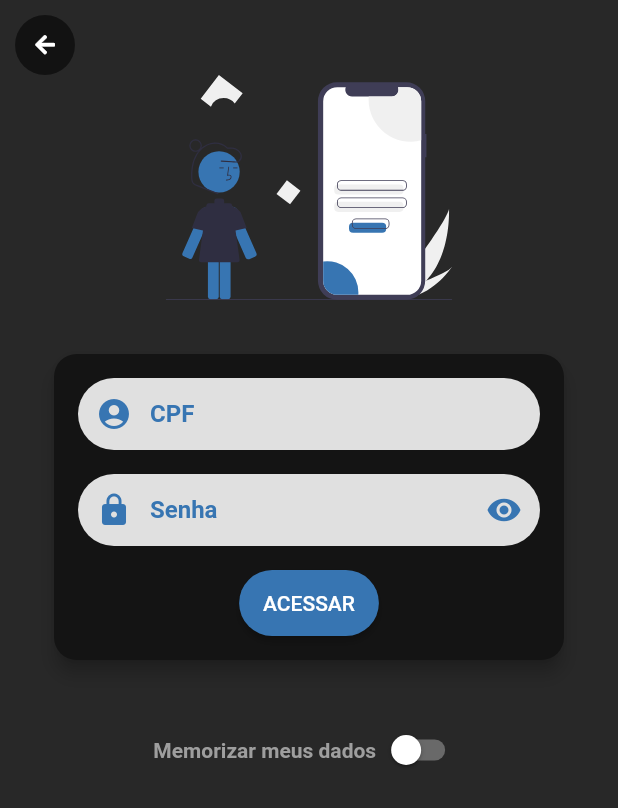
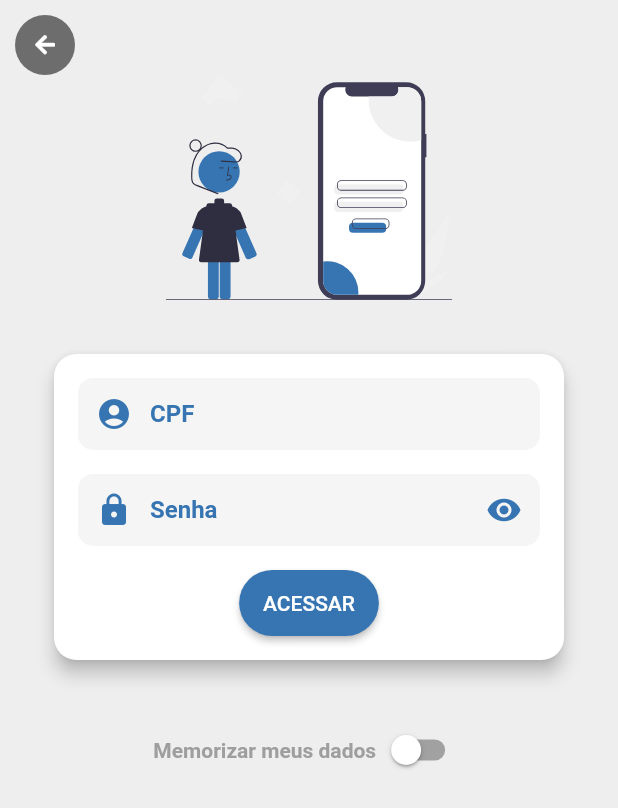
Before and after one commit to rudineizilio/BuscaBus-app, a Flutter app: the screen it shows after launch, after a tap on the "menu" icon, after a tap on "Motorista", on a phone screen of 412 x 824 dp. Shown: the top 808 px of the screen. Run offline on Flutter 3.47's test engine with Material 2 defaults, Android fonts, the phone set to English and light mode, and no system bars; our stand-ins replace cloud_firestore, firebase_core, flutter_mobx, flutter_svg, font_awesome_flutter, geolocator and 3 more; missing offline and left inert: day_night_switcher; accounts and stored records are empty; generated files the repository leaves out were written again.

Commit message:
Altera tema

```diff
--- a/lib/main.dart
+++ b/lib/main.dart
@@ -1,6 +1,5 @@
 import 'package:buscabus/controllers/driver/driver_controller.dart';
 import 'package:buscabus/controllers/login/login_controller.dart';
-import 'package:buscabus/controllers/theme/custom_theme_controller.dart';
 import 'package:buscabus/screens/home/index.dart';
 import 'package:firebase_core/firebase_core.dart';
 import 'package:flutter/material.dart';
@@ -24,9 +23,6 @@ void main() async {
         Provider<DriverController>(
           create: (_) => DriverController(),
         ),
-        Provider<CustomThemeController>(
-          create: (_) => CustomThemeController(),
-        ),
       ],
       child: MyApp(),
     ),
@@ -39,15 +35,6 @@ class MyApp extends StatefulWidget {
 }
 
 class _MyAppState extends State<MyApp> {
-  CustomThemeController _customThemeController;
-
-  @override
-  void didChangeDependencies() {
-    _customThemeController = Provider.of<CustomThemeController>(context);
-
-    super.didChangeDependencies();
-  }
-
   @override
   Widget build(BuildContext context) {
     SystemChrome.setPreferredOrientations([
@@ -57,24 +44,23 @@ class _MyAppState extends State<MyApp> {
 
     return MaterialApp(
       title: 'BuscaBus',
-      // theme: _customThemeController.customTheme,
       theme: ThemeData(
-          brightness: Brightness.dark,
-          primaryColor: Color.fromRGBO(20, 20, 20, 1),
-          backgroundColor: Color.fromRGBO(40, 40, 40, 1),
+        brightness: Brightness.light,
+        backgroundColor: Colors.white,
+        primaryColor: Color.fromRGBO(55, 117, 178, 1),
         accentColor: Color.fromRGBO(55, 117, 178, 1),
-          scaffoldBackgroundColor: Color.fromRGBO(20, 20, 20, 1),
+        scaffoldBackgroundColor: Colors.grey[200],
         visualDensity: VisualDensity.adaptivePlatformDensity,
-          dividerColor: Color.fromRGBO(55, 117, 178, 1),
+        dividerColor: Colors.grey[800],
         appBarTheme: AppBarTheme(
-            color: Color.fromRGBO(20, 20, 20, 1),
-            elevation: 3,
+          color: Colors.white,
+          elevation: 2,
           iconTheme: IconThemeData(
-              color: Color.fromRGBO(55, 117, 178, 1),
+            color: Colors.grey[800],
           ),
           textTheme: TextTheme(
             title: TextStyle(
-                color: Colors.grey[300],
+              color: Colors.grey[800],
               fontSize: 20,
             ),
           ),
--- a/lib/screens/company/index.dart
+++ b/lib/screens/company/index.dart
@@ -26,7 +26,7 @@ class _CompanyScreenState extends State<CompanyScreen> {
   @override
   Widget build(BuildContext context) {
     return Scaffold(
-      backgroundColor: Theme.of(context).backgroundColor,
+      backgroundColor: Theme.of(context).scaffoldBackgroundColor,
       appBar: DefaultAppBar(
         title: 'Empresa',
         automaticallyImplyLeading: false,
@@ -35,7 +35,6 @@ class _CompanyScreenState extends State<CompanyScreen> {
             tooltip: 'Sair',
             icon: FaIcon(
               FontAwesomeIcons.signOutAlt,
-              color: Theme.of(context).accentColor,
               size: 20,
             ),
             onPressed: () {
--- a/lib/screens/home/index.dart
+++ b/lib/screens/home/index.dart
@@ -1,6 +1,5 @@
 import 'package:buscabus/controllers/login/login_controller.dart';
 import 'package:buscabus/controllers/map/map_controller.dart';
-import 'package:buscabus/controllers/theme/custom_theme_controller.dart';
 import 'package:buscabus/screens/login/index.dart';
 import 'package:buscabus/widgets/default_appBar.dart';
 import 'package:cloud_firestore/cloud_firestore.dart';
@@ -12,8 +11,6 @@ import 'package:flutter_svg/flutter_svg.dart';
 import 'package:font_awesome_flutter/font_awesome_flutter.dart';
 import 'package:google_maps_flutter/google_maps_flutter.dart';
 import 'package:provider/provider.dart';
-import 'package:flutter/services.dart' show rootBundle;
-import 'package:sliding_up_panel/sliding_up_panel.dart';
 
 class HomeScreen extends StatefulWidget {
   @override
@@ -26,18 +23,12 @@ class _HomeScreenState extends State<HomeScreen> {
   GoogleMapController _googleMapController;
   LoginController _loginController;
   BorderRadiusGeometry _radius;
-  CustomThemeController _customThemeController;
 
   @override
   void didChangeDependencies() {
     _mapController = Provider.of<MapController>(context);
     _mapController.getPosition();
     _loginController = Provider.of<LoginController>(context);
-    _customThemeController = Provider.of<CustomThemeController>(context);
-
-    rootBundle.loadString('lib/assets/txt/map_style.txt').then((string) {
-      _mapStyle = string;
-    });
 
     super.didChangeDependencies();
   }
@@ -45,12 +36,12 @@ class _HomeScreenState extends State<HomeScreen> {
   @override
   Widget build(BuildContext context) {
     _radius = BorderRadius.only(
-      topLeft: Radius.circular(24.0),
-      topRight: Radius.circular(24.0),
+      topLeft: Radius.circular(10),
+      topRight: Radius.circular(10),
     );
 
     return Scaffold(
-      backgroundColor: Theme.of(context).backgroundColor,
+      backgroundColor: Theme.of(context).scaffoldBackgroundColor,
       appBar: DefaultAppBar(
         title: 'BuscaBus',
         automaticallyImplyLeading: false,
@@ -64,7 +55,7 @@ class _HomeScreenState extends State<HomeScreen> {
                 child: SvgPicture.asset('lib/assets/images/people_location.svg'),
               ),
               decoration: BoxDecoration(
-                color: Theme.of(context).backgroundColor,
+                color: Theme.of(context).scaffoldBackgroundColor,
               ),
               margin: const EdgeInsets.all(0),
               padding: const EdgeInsets.all(20),
@@ -78,12 +69,11 @@ class _HomeScreenState extends State<HomeScreen> {
                       return ListTile(
                         leading: FaIcon(
                           FontAwesomeIcons.userAlt,
-                          color: Colors.white,
+                          color: Theme.of(context).accentColor,
                           size: 18,
                         ),
                         title: Text(
                           'Motorista',
-                          style: TextStyle(color: Colors.white),
                         ),
                         onTap: () {
                           _loginController.setLoginType('driver');
@@ -100,12 +90,11 @@ class _HomeScreenState extends State<HomeScreen> {
                       return ListTile(
                         leading: FaIcon(
                           FontAwesomeIcons.solidBuilding,
-                          color: Colors.white,
+                          color: Theme.of(context).accentColor,
                           size: 18,
                         ),
                         title: Text(
                           'Empresa',
-                          style: TextStyle(color: Colors.white),
                         ),
                         onTap: () {
                           _loginController.setLoginType('company');
@@ -118,14 +107,6 @@ class _HomeScreenState extends State<HomeScreen> {
                         },
                       );
                     }),
-                    // Observer(builder: (_) {
-                    //   return ListTile(
-                    //     leading: DayNightSwitcher(
-                    //       isDarkModeEnabled: _customThemeController.darkMode,
-                    //       onStateChanged: (value) => _customThemeController.setDarkMode(value),
-                    //     ),
-                    //   );
-                    // }),
                   ],
                 ),
               ),
@@ -133,41 +114,9 @@ class _HomeScreenState extends State<HomeScreen> {
           ],
         ),
       ),
-      body: SlidingUpPanel(
-        minHeight: 50,
-        maxHeight: 450,
-        parallaxEnabled: true,
-        borderRadius: _radius,
-        collapsed: Container(
-          decoration: BoxDecoration(
-            color: Theme.of(context).accentColor,
-            borderRadius: _radius,
-          ),
-          child: Center(
-            child: Column(
-              mainAxisSize: MainAxisSize.min,
+      body: Stack(
         children: [
-                FaIcon(
-                  FontAwesomeIcons.arrowCircleUp,
-                  size: 18,
-                  color: Colors.white,
-                ),
-                SizedBox(
-                  height: 5,
-                ),
-                Text(
-                  'Filtrar',
-                  style: TextStyle(
-                    color: Colors.white,
-                    fontWeight: FontWeight.bold,
-                  ),
-                ),
-              ],
-            ),
-          ),
-        ),
-        panelBuilder: (ScrollController sc) => lineList(sc),
-        body: Flex(
+          Flex(
             direction: Axis.vertical,
             children: [
               Flexible(
@@ -189,36 +138,129 @@ class _HomeScreenState extends State<HomeScreen> {
               ),
             ],
           ),
+          Positioned(
+            bottom: 10,
+            right: 0,
+            left: 0,
+            child: Center(
+              child: RaisedButton(
+                  color: Theme.of(context).accentColor,
+                  child: Row(
+                    mainAxisSize: MainAxisSize.min,
+                    children: [
+                      Text(
+                        'Filtrar linha',
+                        style: TextStyle(color: Colors.white, fontSize: 14),
                       ),
-    );
-  }
-
-  Widget lineList(ScrollController sc) {
-    return Container(
-      decoration: BoxDecoration(
-        color: Theme.of(context).backgroundColor,
-        borderRadius: _radius,
+                      SizedBox(
+                        width: 10,
                       ),
-      child: Column(
-        children: [
-          Container(
-            color: Colors.red,
-            child: Text('AAAAAa'),
+                      Icon(
+                        Icons.filter_list,
+                        color: Colors.white,
+                        size: 20,
                       ),
-          Expanded(
-            child: ListView.builder(
-              controller: sc,
-              itemCount: 50,
-              itemBuilder: (context, index){
-                return Container(
-                  padding: const EdgeInsets.all(12.0),
-                  child: Text("$index", style: TextStyle(color: Colors.red)),
-                );
-              },
+                    ],
+                  ),
+                  shape: RoundedRectangleBorder(
+                    borderRadius: BorderRadius.circular(30),
+                  ),
+                  elevation: 0,
+                  onPressed: () {
+                    showFilterDialog(context);
+                  }),
             ),
           ),
         ],
       ),
     );
   }
+
+  Widget lineList() {
+    return Container(
+      decoration: BoxDecoration(
+        color: Theme.of(context).backgroundColor,
+        borderRadius: _radius,
+      ),
+      child: Expanded(
+        child: ListView.separated(
+          separatorBuilder: (BuildContext context, int index) => Divider(color: Theme.of(context).accentColor),
+          itemCount: 50,
+          itemBuilder: (context, index){
+            return ListTile(
+              leading: Container(
+                width: 30,
+                height: 30,
+                decoration: BoxDecoration(
+                  color: Theme.of(context).accentColor,
+                  borderRadius: BorderRadius.circular(100),
+                ),
+                child: Center(
+                  child: FaIcon(
+                    FontAwesomeIcons.mapSigns,
+                    color: Colors.white,
+                    size: 18,
+                  ),
+                ),
+              ),
+              title: Text(
+                'Linha Teste $index'
+              ),
+              onTap: () => print('Pressionou o item $index'),
+            );
+          },
+        ),
+      ),
+    );
   }
+
+  void showFilterDialog(BuildContext context) {
+    showDialog(
+      context: context,
+      builder: (_) => AlertDialog(
+        backgroundColor: Theme.of(context).backgroundColor,
+        contentPadding: const EdgeInsets.all(0),
+        title: Container(
+          margin: const EdgeInsets.only(bottom: 10),
+          child: TextField(
+            decoration: InputDecoration(
+              hintText: 'Buscar por',
+              suffixIcon: Icon(
+                Icons.search,
+                color: Theme.of(context).accentColor,
+              ),
+            ),
+            onChanged: (value) => print(value),
+          ),
+        ),
+        content: lineList(),
+        actions: [
+          FlatButton(
+            child: Container(
+              height: 50,
+              width: 50,
+              decoration: BoxDecoration(
+                color: Theme.of(context).accentColor,
+                borderRadius: BorderRadius.circular(100),
+              ),
+              child: Center(
+                child: FaIcon(
+                  FontAwesomeIcons.check,
+                  color: Colors.white,
+                  size: 15,
+                ),
+              ),
+            ),
+            shape: RoundedRectangleBorder(
+              borderRadius: BorderRadius.circular(100),
+            ),
+            onPressed: () {
+              print('Aplica filtro selecionado');
+              Navigator.pop(context);
+            },
+          ),
+        ],
+      ),
+    );
+  }
+}
--- a/lib/screens/login/index.dart
+++ b/lib/screens/login/index.dart
@@ -56,7 +56,7 @@ class _LoginScreenState extends State<LoginScreen> {
   Widget build(BuildContext context) {
     return SafeArea(
       child: Scaffold(
-        backgroundColor: Theme.of(context).backgroundColor,
+        backgroundColor: Theme.of(context).scaffoldBackgroundColor,
         body: SingleChildScrollView(
           child: Column(
             children: [
@@ -66,7 +66,7 @@ class _LoginScreenState extends State<LoginScreen> {
                     padding: const EdgeInsets.only(
                         top: 50, right: 50, bottom: 0, left: 50),
                     height: 200,
-                    color: Theme.of(context).backgroundColor,
+                    color: Theme.of(context).scaffoldBackgroundColor,
                     child: Center(
                       child: SvgPicture.asset('lib/assets/images/login.svg'),
                     ),
@@ -104,7 +104,7 @@ class _LoginScreenState extends State<LoginScreen> {
                     margin: const EdgeInsets.all(32),
                     child: !_loginController.loading
                         ? Card(
-                            color: Theme.of(context).primaryColor,
+                            color: Theme.of(context).backgroundColor,
                             shape: RoundedRectangleBorder(
                               borderRadius: BorderRadius.circular(15),
                             ),
--- a/lib/widgets/custom_textField.dart
+++ b/lib/widgets/custom_textField.dart
@@ -31,8 +31,8 @@ class CustomTextField extends StatelessWidget {
     return Container(
       decoration: BoxDecoration(
         shape: BoxShape.rectangle,
-        color: Colors.grey[300],
-        borderRadius: BorderRadius.circular(30),
+        color: Colors.grey[100],
+        borderRadius: BorderRadius.circular(10),
       ),
       padding: prefix != null ? null : const EdgeInsets.only(left: 16),
       child: TextFormField(
```
Also changed, not shown: lib/controllers/theme/custom_theme_controller.dart (deleted, +0 -76 lines), lib/screens/driver/index.dart (+4 -6 lines), lib/controllers/theme/custom_theme_controller.g.dart (deleted). Lines whose indentation alone changed are shown as unchanged.
